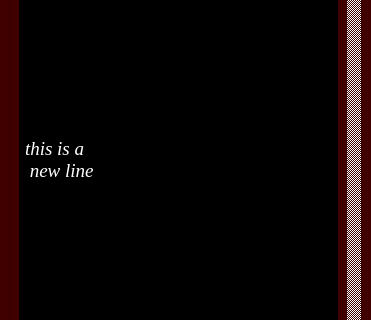
First picture: the form in dev/KultOracle/src/ui/descriptionwindow.ui, repository kultdevop/kultoracle, before the edit; both pictures show x 0 to 371 and y 126 to 446 of the 371 by 572 pixel window.
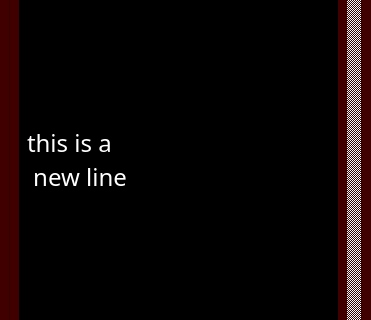
Second picture: the form after the edit.

Diff of the .ui file:
```diff
--- a/dev/KultOracle/src/ui/descriptionwindow.ui
+++ b/dev/KultOracle/src/ui/descriptionwindow.ui
@@ -563,10 +563,10 @@
           </property>
           <property name="font">
            <font>
-            <family>Liberation Serif</family>
-            <pointsize>14</pointsize>
+            <family>Great Vibes</family>
+            <pointsize>18</pointsize>
             <weight>50</weight>
-            <italic>true</italic>
+            <italic>false</italic>
             <bold>false</bold>
            </font>
           </property>
```
Left out of the diff: 5 changed lines with no effect on the pictures.
